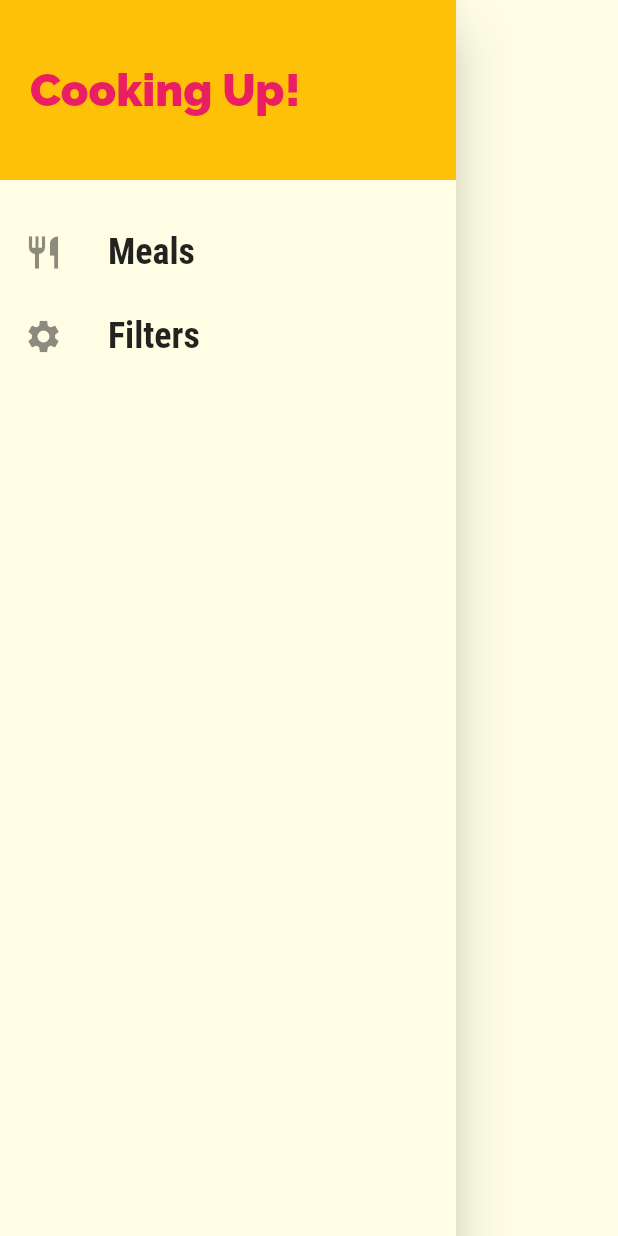
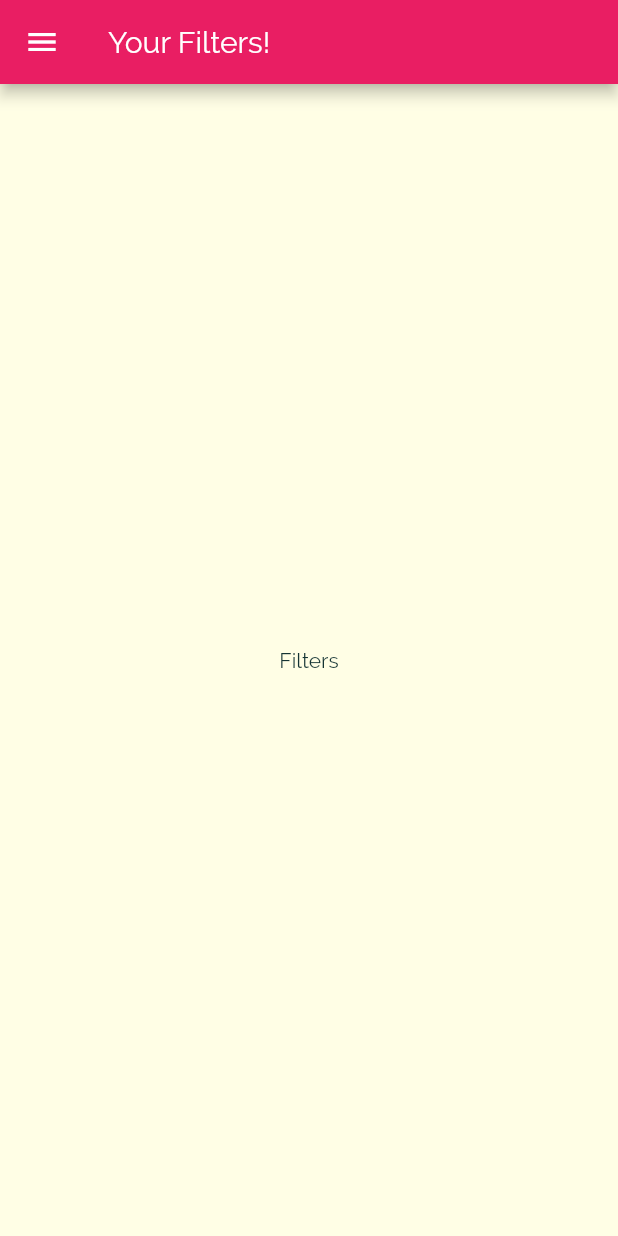
Before and after one commit to silvioCifone/MealsApp, a Flutter app: the MainDrawer widget shown alone on an empty page, opened directly, after a tap on "Filters", on a phone screen of 412 x 824 dp. Run offline on Flutter 3.47's test engine with Material 2 defaults, Android fonts, the light colour scheme and no system bars.

Commit message:
Add Drawer Item onTap
Tapping drawer items, we are redirected to other screens

```diff
--- a/lib/main.dart
+++ b/lib/main.dart
@@ -1,6 +1,7 @@
 import 'package:flutter/material.dart';
 import 'package:meals_app/screens/categories_screen.dart';
 import 'package:meals_app/screens/category_meals_screen.dart';
+import 'package:meals_app/screens/filters_screen.dart';
 import 'package:meals_app/screens/meal_detail_screen.dart';
 import 'package:meals_app/screens/tabs_screen.dart';
 
@@ -40,6 +41,7 @@ class MyApp extends StatelessWidget {
         //"/": (context) => CategoriesScreen(), It's the same sintax of the home parameter in MaterialApp widget arguments
         CategoryMealsScreen.routeName: (context) => CategoryMealsScreen(),
         MealDetailScreen.routeName: (context) => MealDetailScreen(),
+        FiltersScreen.routeName: (context) => FiltersScreen(),
       },
       /** It's called every times that we use a non existent route. In this case
        * if we comment row 40, clicking in a meal item redirect to Categories
--- /dev/null
+++ b/lib/screens/filters_screen.dart
@@ -0,0 +1,19 @@
+import 'package:flutter/material.dart';
+import 'package:meals_app/widgets/main_drawer.dart';
+
+class FiltersScreen extends StatelessWidget {
+  static const routeName = "/filters";
+
+  @override
+  Widget build(BuildContext context) {
+    return Scaffold(
+      appBar: AppBar(
+        title: Text("Your Filters!"),
+      ),
+      drawer: MainDrawer(),
+      body: Center(
+        child: Text("Filters"),
+      ),
+    );
+  }
+}
--- a/lib/widgets/main_drawer.dart
+++ b/lib/widgets/main_drawer.dart
@@ -1,7 +1,8 @@
 import 'package:flutter/material.dart';
+import 'package:meals_app/screens/filters_screen.dart';
 
 class MainDrawer extends StatelessWidget {
-  Widget buildDrawerItems(String title, IconData icon) {
+  Widget buildDrawerItems(String title, IconData icon, Function onItemTap) {
     return ListTile(
         leading: Icon(
           icon,
@@ -15,7 +16,7 @@ class MainDrawer extends StatelessWidget {
             fontWeight: FontWeight.bold,
           ),
         ),
-        onTap: () {});
+        onTap: onItemTap);
   }
 
   @override
@@ -44,10 +45,16 @@ class MainDrawer extends StatelessWidget {
           buildDrawerItems(
             "Meals",
             Icons.restaurant,
+            () {
+              Navigator.of(context).pushNamed("/");
+            },
           ),
           buildDrawerItems(
             "Filters",
             Icons.settings,
+            () {
+              Navigator.of(context).pushNamed(FiltersScreen.routeName);
+            },
           ),
         ],
       ),
```
